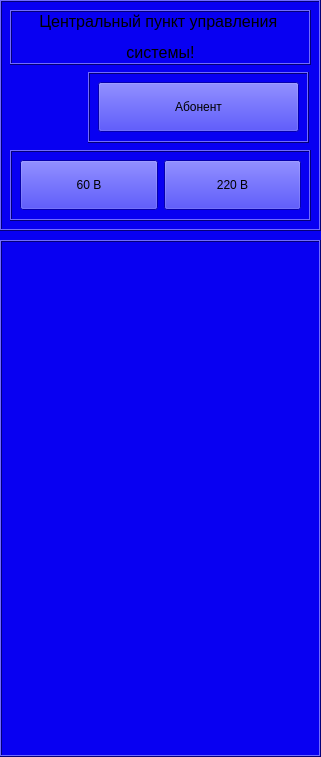
Above: ui/rightWidget.ui from nick9bkru/MIRPC_VTO before the change. Below: the same form after it.
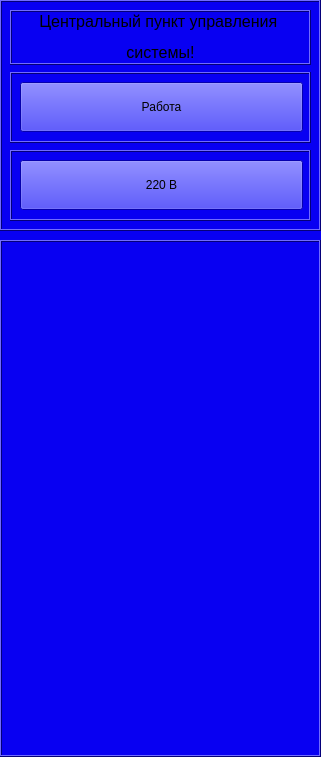
That is the form after the change. Custom widgets are drawn as their Qt base class.

Commit message: Сделал кнопку "Работа" вместо "Абонент"

```diff
--- a/ui/rightWidget.ui
+++ b/ui/rightWidget.ui
@@ -535,84 +535,32 @@
     <property name="frameShadow">
      <enum>QFrame::Raised</enum>
     </property>
-    <widget class="QWidget" name="horizontalLayoutWidget">
+    <widget class="QPushButton" name="pow220">
      <property name="geometry">
       <rect>
-       <x>0</x>
-       <y>0</y>
-       <width>301</width>
-       <height>71</height>
+       <x>10</x>
+       <y>10</y>
+       <width>283</width>
+       <height>50</height>
       </rect>
      </property>
-     <layout class="QHBoxLayout" name="horizontalLayout">
-      <property name="leftMargin">
-       <number>10</number>
-      </property>
-      <property name="rightMargin">
-       <number>10</number>
-      </property>
-      <item>
-       <widget class="QPushButton" name="pow60">
-        <property name="sizePolicy">
-         <sizepolicy hsizetype="Minimum" vsizetype="Minimum">
-          <horstretch>0</horstretch>
-          <verstretch>0</verstretch>
-         </sizepolicy>
-        </property>
-        <property name="minimumSize">
-         <size>
-          <width>0</width>
-          <height>0</height>
-         </size>
-        </property>
-        <property name="maximumSize">
-         <size>
-          <width>16777215</width>
-          <height>50</height>
-         </size>
-        </property>
-        <property name="text">
-         <string>60 В</string>
-        </property>
-        <property name="checkable">
-         <bool>false</bool>
-        </property>
-        <property name="checked">
-         <bool>false</bool>
-        </property>
-        <property name="autoDefault">
-         <bool>false</bool>
-        </property>
-        <property name="default">
-         <bool>false</bool>
-        </property>
-        <property name="flat">
-         <bool>false</bool>
-        </property>
-       </widget>
-      </item>
-      <item>
-       <widget class="QPushButton" name="pow220">
-        <property name="maximumSize">
-         <size>
-          <width>16777215</width>
-          <height>50</height>
-         </size>
-        </property>
-        <property name="text">
-         <string>220 В</string>
-        </property>
-       </widget>
-      </item>
-     </layout>
+     <property name="maximumSize">
+      <size>
+       <width>16777215</width>
+       <height>50</height>
+      </size>
+     </property>
+     <property name="text">
+      <string>220 В</string>
+     </property>
     </widget>
    </widget>
    <widget class="FrameBorder" name="frame_2">
     <property name="geometry">
      <rect>
-      <x>88</x>
+      <x>10</x>
       <y>72</y>
-      <width>221</width>
+      <width>301</width>
       <height>71</height>
      </rect>
     </property>
@@ -627,12 +575,12 @@
       <rect>
        <x>10</x>
        <y>10</y>
-       <width>201</width>
+       <width>283</width>
        <height>50</height>
       </rect>
      </property>
      <property name="text">
-      <string>Абонент</string>
+      <string>Работа</string>
      </property>
     </widget>
    </widget>
```
Left out of the diff: 2 changed lines with no effect on the pictures.
